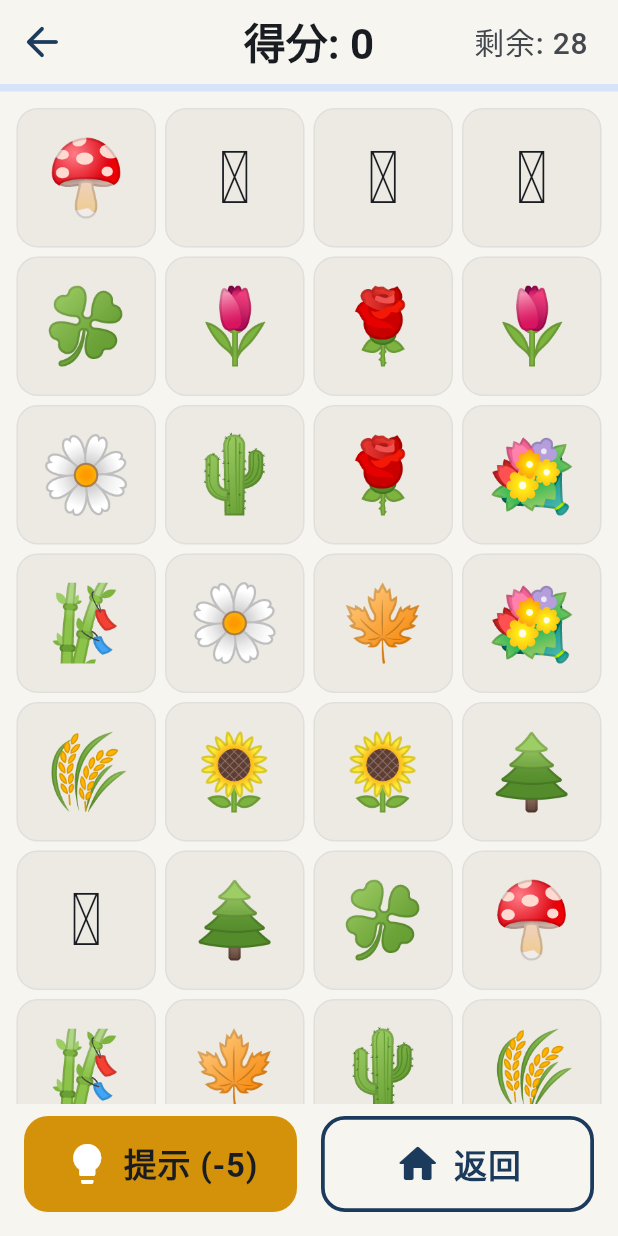
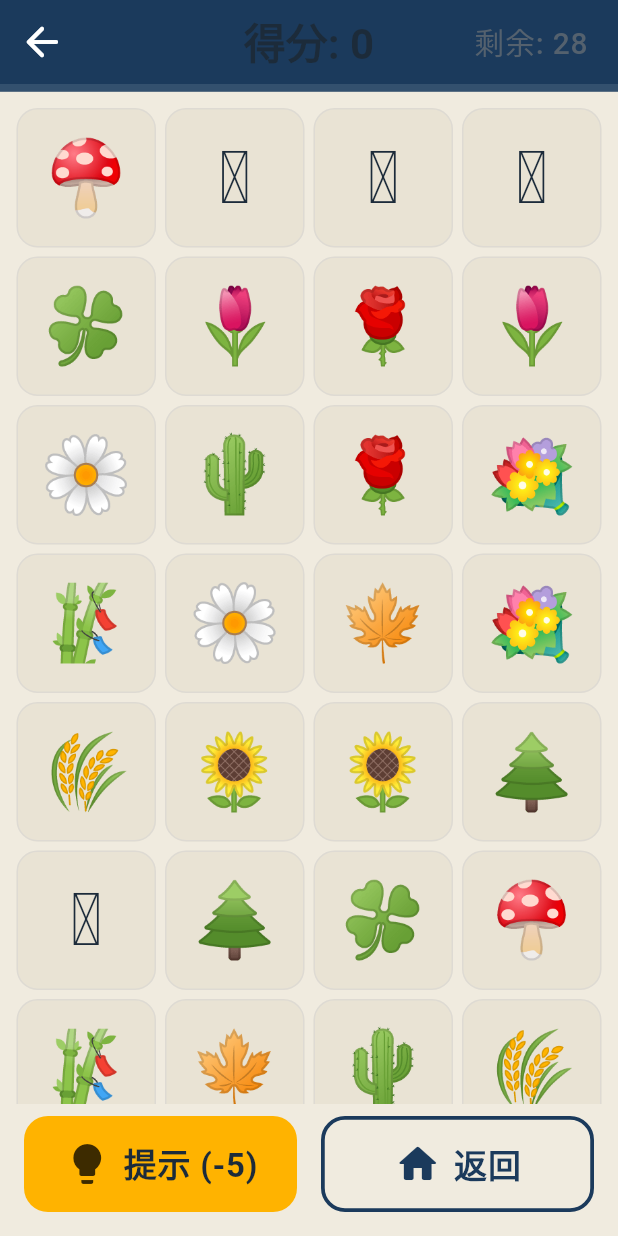
Before and after one commit to mario841859784/linkgame, a Flutter app: the screen it shows after launch, after a tap on "开始游戏", on a phone screen of 412 x 824 dp. Run offline on Flutter 3.47's test engine with Material 3 defaults, Android fonts, the light colour scheme and no system bars; our stand-ins replace audioplayers, flutter_tts, open_filex, package_info_plus, shared_preferences, vibration; network calls fail.

Commit message:
配色重设计：移除夜间自动切换，固定单套暖白高可读主题
- 新增 style/palette.dart 集中管理色板（含适老化对比度约束说明）
- 深灰顶栏→藏蓝实底白字；表面/底色拉开一档衬托卡片；正文对比 ≥ 12:1
- 琥珀底强制深墨字（金底白字对比仅 ~2:1，禁用）；得分/徽章改深琥珀文字
- 连击弹字改深琥珀+白色光晕（浅色棋盘上可读）
- 删除 darkTheme 与 system 主题切换

```diff
--- a/lib/main.dart
+++ b/lib/main.dart
@@ -6,6 +6,7 @@
 import 'services/game_state.dart';
 import 'services/settings_service.dart';
 import 'screens/main_menu_screen.dart';
+import 'style/palette.dart';
 import 'utils/tts_service.dart';
 
 void main() async {
@@ -45,29 +46,44 @@
       title: '连连看',
       debugShowCheckedModeBanner: false,
 
-      // Warm Clarity 配色 — 深蓝主色 + 琥珀点缀，高对比度
+      // 「暖白高可读」单主题 — 无夜间模式，全天候高对比度（见 style/palette.dart）
       theme: ThemeData(
         useMaterial3: true,
         colorScheme: ColorScheme.fromSeed(
-          seedColor: const Color(0xFF1B3A5C),
+          seedColor: Palette.navy,
           brightness: Brightness.light,
-          primary: const Color(0xFF1B3A5C),
-          secondary: const Color(0xFFD4920B),
-          tertiary: const Color(0xFF2E7D6F),
-          surface: const Color(0xFFF7F5F0),
-          error: const Color(0xFFC62828),
-          surfaceContainerHighest: const Color(0xFFEDEAE4),
+          primary: Palette.navy,
+          onPrimary: Colors.white,
+          secondary: Palette.amber,
+          onSecondary: Palette.inkOnAmber,
+          tertiary: Palette.teal,
+          onTertiary: Colors.white,
+          surface: Palette.surface,
+          onSurface: Palette.text,
+          onSurfaceVariant: Palette.textMuted,
+          error: Palette.red,
+          surfaceContainerHighest: Palette.container,
+          outline: Palette.outline,
         ),
+        scaffoldBackgroundColor: Palette.scaffold,
         textTheme: const TextTheme(
-          displayLarge: TextStyle(fontSize: 40, fontWeight: FontWeight.w800, letterSpacing: -0.5, height: 1.1),
-          displayMedium: TextStyle(fontSize: 36, fontWeight: FontWeight.w700, height: 1.15),
-          headlineMedium: TextStyle(fontSize: 28, fontWeight: FontWeight.w700, height: 1.2),
-          titleLarge: TextStyle(fontSize: 24, fontWeight: FontWeight.w600, height: 1.3),
-          titleMedium: TextStyle(fontSize: 22, fontWeight: FontWeight.w600, height: 1.3),
-          bodyLarge: TextStyle(fontSize: 22, fontWeight: FontWeight.w400, height: 1.5),
-          bodyMedium: TextStyle(fontSize: 20, fontWeight: FontWeight.w400, height: 1.5),
-          labelLarge: TextStyle(fontSize: 22, fontWeight: FontWeight.w600, letterSpacing: 0.5),
-          labelMedium: TextStyle(fontSize: 20, fontWeight: FontWeight.w500),
+          displayLarge: TextStyle(fontSize: 40, fontWeight: FontWeight.w800, letterSpacing: -0.5, height: 1.1, color: Palette.text),
+          displayMedium: TextStyle(fontSize: 36, fontWeight: FontWeight.w700, height: 1.15, color: Palette.text),
+          headlineMedium: TextStyle(fontSize: 28, fontWeight: FontWeight.w700, height: 1.2, color: Palette.text),
+          titleLarge: TextStyle(fontSize: 24, fontWeight: FontWeight.w600, height: 1.3, color: Palette.text),
+          titleMedium: TextStyle(fontSize: 22, fontWeight: FontWeight.w600, height: 1.3, color: Palette.text),
+          bodyLarge: TextStyle(fontSize: 22, fontWeight: FontWeight.w400, height: 1.5, color: Palette.text),
+          bodyMedium: TextStyle(fontSize: 20, fontWeight: FontWeight.w400, height: 1.5, color: Palette.text),
+          labelLarge: TextStyle(fontSize: 22, fontWeight: FontWeight.w600, letterSpacing: 0.5, color: Palette.text),
+          labelMedium: TextStyle(fontSize: 20, fontWeight: FontWeight.w500, color: Palette.text),
+        ),
+        appBarTheme: const AppBarTheme(
+          elevation: 0,
+          centerTitle: true,
+          backgroundColor: Palette.navy,
+          foregroundColor: Colors.white,
+          titleTextStyle: TextStyle(fontSize: 28, fontWeight: FontWeight.w700, color: Colors.white),
+          iconTheme: IconThemeData(size: 32, color: Colors.white),
         ),
         filledButtonTheme: FilledButtonThemeData(
           style: FilledButton.styleFrom(
@@ -75,96 +91,46 @@
             padding: const EdgeInsets.symmetric(horizontal: 24, vertical: 12),
             shape: RoundedRectangleBorder(borderRadius: BorderRadius.circular(16)),
             textStyle: const TextStyle(fontSize: 24, fontWeight: FontWeight.w700),
+            backgroundColor: Palette.navy,
+            foregroundColor: Colors.white,
           ),
         ),
         outlinedButtonTheme: OutlinedButtonThemeData(
           style: OutlinedButton.styleFrom(
             minimumSize: const Size.fromHeight(56),
             padding: const EdgeInsets.symmetric(horizontal: 24, vertical: 12),
-            side: const BorderSide(width: 2),
+            side: const BorderSide(width: 2, color: Palette.navy),
             shape: RoundedRectangleBorder(borderRadius: BorderRadius.circular(16)),
-            textStyle: const TextStyle(fontSize: 24, fontWeight: FontWeight.w700),
+            textStyle: const TextStyle(fontSize: 24, fontWeight: FontWeight.w700, color: Palette.navy),
+            foregroundColor: Palette.navy,
           ),
         ),
         cardTheme: CardThemeData(
           elevation: 2,
+          color: Palette.surface,
           shape: const RoundedRectangleBorder(borderRadius: BorderRadius.all(Radius.circular(16))),
           margin: EdgeInsets.zero,
         ),
-        appBarTheme: const AppBarTheme(
-          elevation: 0,
-          centerTitle: true,
-          titleTextStyle: TextStyle(fontSize: 28, fontWeight: FontWeight.w700, color: Color(0xFF1B3A5C)),
-          iconTheme: IconThemeData(size: 32, color: Color(0xFF1B3A5C)),
-        ),
+        dividerTheme: const DividerThemeData(color: Palette.outline),
         switchTheme: SwitchThemeData(
           thumbIcon: WidgetStateProperty.resolveWith<Icon?>((states) {
-            if (states.contains(WidgetState.selected)) return const Icon(Icons.check, size: 20);
-            return const Icon(Icons.close, size: 20);
+            if (states.contains(WidgetState.selected)) {
+              return const Icon(Icons.check, size: 20, color: Colors.white);
+            }
+            return const Icon(Icons.close, size: 20, color: Palette.textMuted);
           }),
         ),
-      ),
-
-      // 深色模式支持
-      darkTheme: ThemeData(
-        useMaterial3: true,
-        colorScheme: ColorScheme.fromSeed(
-          seedColor: const Color(0xFF1B3A5C),
-          brightness: Brightness.dark,
-          primary: const Color(0xFF8DB4E0),
-          secondary: const Color(0xFFF0B840),
-          tertiary: const Color(0xFF5CC4A8),
-          surface: const Color(0xFF1A1D24),
-          error: const Color(0xFFEF5350),
-          surfaceContainerHighest: const Color(0xFF2A2D36),
+        sliderTheme: const SliderThemeData(
+          activeTrackColor: Palette.amber,
+          thumbColor: Palette.amber,
+          inactiveTrackColor: Palette.container,
         ),
-        textTheme: const TextTheme(
-          displayLarge: TextStyle(fontSize: 40, fontWeight: FontWeight.w800, letterSpacing: -0.5, height: 1.1, color: Colors.white),
-          displayMedium: TextStyle(fontSize: 36, fontWeight: FontWeight.w700, height: 1.15, color: Colors.white),
-          headlineMedium: TextStyle(fontSize: 28, fontWeight: FontWeight.w700, height: 1.2, color: Colors.white),
-          titleLarge: TextStyle(fontSize: 24, fontWeight: FontWeight.w600, height: 1.3, color: Colors.white),
-          titleMedium: TextStyle(fontSize: 22, fontWeight: FontWeight.w600, height: 1.3, color: Colors.white),
-          bodyLarge: TextStyle(fontSize: 22, fontWeight: FontWeight.w400, height: 1.5, color: Color(0xFFE0DDD8)),
-          bodyMedium: TextStyle(fontSize: 20, fontWeight: FontWeight.w400, height: 1.5, color: Color(0xFFE0DDD8)),
-          labelLarge: TextStyle(fontSize: 22, fontWeight: FontWeight.w600, letterSpacing: 0.5, color: Colors.white),
-          labelMedium: TextStyle(fontSize: 20, fontWeight: FontWeight.w500, color: Color(0xFFE0DDD8)),
-        ),
-        filledButtonTheme: FilledButtonThemeData(
-          style: FilledButton.styleFrom(
-            minimumSize: const Size.fromHeight(56),
-            padding: const EdgeInsets.symmetric(horizontal: 24, vertical: 12),
-            shape: RoundedRectangleBorder(borderRadius: BorderRadius.circular(16)),
-            textStyle: const TextStyle(fontSize: 24, fontWeight: FontWeight.w700),
-          ),
-        ),
-        outlinedButtonTheme: OutlinedButtonThemeData(
-          style: OutlinedButton.styleFrom(
-            minimumSize: const Size.fromHeight(56),
-            padding: const EdgeInsets.symmetric(horizontal: 24, vertical: 12),
-            side: const BorderSide(width: 2),
-            shape: RoundedRectangleBorder(borderRadius: BorderRadius.circular(16)),
-            textStyle: const TextStyle(fontSize: 24, fontWeight: FontWeight.w700),
-          ),
-        ),
-        cardTheme: CardThemeData(
-          elevation: 2,
-          shape: const RoundedRectangleBorder(borderRadius: BorderRadius.all(Radius.circular(16))),
-          margin: EdgeInsets.zero,
-        ),
-        appBarTheme: const AppBarTheme(
-          elevation: 0,
-          centerTitle: true,
-          titleTextStyle: TextStyle(fontSize: 28, fontWeight: FontWeight.w700, color: Colors.white),
-          iconTheme: IconThemeData(size: 32, color: Colors.white),
-        ),
-        switchTheme: SwitchThemeData(
-          thumbIcon: WidgetStateProperty.resolveWith<Icon?>((states) {
-            if (states.contains(WidgetState.selected)) return const Icon(Icons.check, size: 20);
-            return const Icon(Icons.close, size: 20);
-          }),
+        progressIndicatorTheme: const ProgressIndicatorThemeData(
+          color: Palette.amber,
+          linearTrackColor: Palette.progressTrackOnNavy,
         ),
       ),
-      themeMode: ThemeMode.system,
+      themeMode: ThemeMode.light,
 
       home: const MainMenuScreen(),
     );
--- a/lib/screens/main_menu_screen.dart
+++ b/lib/screens/main_menu_screen.dart
@@ -4,6 +4,7 @@
 import '../services/game_state.dart';
 import '../services/settings_service.dart';
 import '../services/update_service.dart';
+import '../style/palette.dart';
 import '../models/emoji_themes.dart';
 import 'play_session_screen.dart';
 import 'settings_screen.dart';
@@ -124,8 +125,8 @@
         style: FilledButton.styleFrom(
           minimumSize: const Size.fromHeight(72),
           padding: const EdgeInsets.symmetric(vertical: 8),
-          backgroundColor: const Color(0xFFFFB300), // 明亮琥珀金暖色
-          foregroundColor: Colors.white,
+          backgroundColor: Palette.amber, // 琥珀底必须配深墨字（白字对比不足）
+          foregroundColor: Palette.inkOnAmber,
           shape: RoundedRectangleBorder(
             borderRadius: BorderRadius.circular(20),
           ),
--- a/lib/screens/play_session_screen.dart
+++ b/lib/screens/play_session_screen.dart
@@ -16,6 +16,7 @@
 import '../utils/audio_service.dart';
 import '../utils/haptic_service.dart';
 import '../utils/tts_service.dart';
+import '../style/palette.dart';
 import '../widgets/juice_painter.dart';
 import '../widgets/live_link_painter.dart';
 import '../widgets/magnifier_widget.dart';
@@ -1027,16 +1028,16 @@
                                       fontSize:
                                           30 + (state.$1.clamp(2, 8) - 2) * 2.0,
                                       fontWeight: FontWeight.w900,
-                                      color: Colors.white,
+                                      color: Palette.amberText,
                                       shadows: [
+                                        // 白色光晕衬托，保证浅色棋盘上的可读性
                                         Shadow(
-                                          color: Colors.orange.shade700,
-                                          blurRadius: 18,
+                                          color: Colors.white,
+                                          blurRadius: 10,
                                         ),
                                         Shadow(
-                                          color: Colors.black.withValues(alpha: 0.4),
-                                          blurRadius: 6,
-                                          offset: const Offset(0, 2),
+                                          color: Colors.white,
+                                          blurRadius: 4,
                                         ),
                                       ],
                                     ),
--- a/lib/screens/victory_screen.dart
+++ b/lib/screens/victory_screen.dart
@@ -1,5 +1,7 @@
 import 'dart:math' as math;
 import 'package:flutter/material.dart';
+
+import '../style/palette.dart';
 
 /// 粒子彩纸 Widget — 通关庆祝动效（增强版）
 class ParticleWidget extends StatefulWidget {
@@ -219,7 +221,7 @@
         return Text(
           '${_animation.value}',
           style: Theme.of(context).textTheme.displayMedium?.copyWith(
-                color: Theme.of(context).colorScheme.secondary,
+                color: Palette.amberText,
                 fontWeight: FontWeight.w900,
                 fontSize: 56,
               ),
@@ -373,7 +375,7 @@
                         _VictoryBadge(
                           label: '新纪录！',
                           icon: Icons.emoji_events_rounded,
-                          color: const Color(0xFFFFB300),
+                          color: Palette.amberText,
                         )
                       else if (best != null)
                         Text(
--- /dev/null
+++ b/lib/style/palette.dart
@@ -0,0 +1,57 @@
+import 'package:flutter/material.dart';
+
+/// 全局调色板 — 「暖白高可读」定稿
+///
+/// 设计约束（适老化）：
+/// - 只有一套日间主题，无夜间模式（低视力用户在暗色界面上更难辨识）
+/// - 全天候高可读性：正文对表面对比度 ≥ 7:1，次要文字 ≥ 6:1
+/// - 琥珀/金色只做强调填充，其上文字一律用深墨色（白字对琥珀只有 ~2:1，禁用）
+/// - 藏蓝是唯一的大面积深色（标题栏/主按钮），白字对比 ≥ 10:1
+class Palette {
+  Palette._();
+
+  // ---- 底色与表面 ----
+  /// 页面底色（米灰，比表面深一档，衬托白色卡片）
+  static const Color scaffold = Color(0xFFF0EBDF);
+
+  /// 卡片 / 弹窗表面（暖白）
+  static const Color surface = Color(0xFFFDFBF6);
+
+  /// 分组容器 / 次级表面
+  static const Color container = Color(0xFFE9E3D4);
+
+  /// 边框与分隔线
+  static const Color outline = Color(0xFFC6BEAC);
+
+  // ---- 文字 ----
+  /// 正文近黑藏蓝（对 surface ≈ 12.8:1）
+  static const Color text = Color(0xFF1C2B3A);
+
+  /// 次要文字（对 surface ≈ 6.3:1）
+  static const Color textMuted = Color(0xFF54616E);
+
+  // ---- 品牌 ----
+  /// 主色藏蓝：标题栏、主按钮（白字 ≈ 10.9:1）
+  static const Color navy = Color(0xFF1B3A5C);
+
+  /// 藏蓝按压态
+  static const Color navyDeep = Color(0xFF142B45);
+
+  /// 琥珀强调填充（上面必须配 [inkOnAmber] 深色文字）
+  static const Color amber = Color(0xFFFFB300);
+
+  /// 琥珀底上的文字（对 amber ≈ 5.8:1）
+  static const Color inkOnAmber = Color(0xFF3D2B00);
+
+  /// 琥珀系文字色（对 surface ≈ 5.2:1，用于大号数字/强调词）
+  static const Color amberText = Color(0xFFA96E00);
+
+  /// 成功 / 连线青绿
+  static const Color teal = Color(0xFF1F7A68);
+
+  /// 错误红
+  static const Color red = Color(0xFFC62828);
+
+  /// 标题栏上的进度槽（比 navy 亮一档）
+  static const Color progressTrackOnNavy = Color(0xFF33506E);
+}
```
